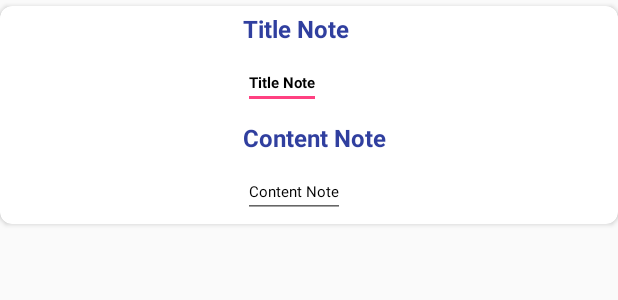
After one commit to afrasilv/CasoBQClienteEvernote, an Android app: the layout edit_note_layout.xml on its own in the app's theme, with its tools: preview values and no code run, on a phone screen of 412 x 824 dp. The commit adds this screen. Shown: the top 300 px of the screen. Run offline under Robolectric (Android 15) with nearby library versions, the phone set to English and light mode, and no system bars.

Commit message:
+ EditNotes.
- NewNotes.
- OCR?

```diff
--- a/app/build.gradle
+++ b/app/build.gradle
@@ -35,7 +35,7 @@ dependencies {
     compile 'com.android.support:appcompat-v7:23.1.1'
     compile 'com.android.support:recyclerview-v7:23.1.1'
     compile 'com.android.support:cardview-v7:23.1.1'
-    compile('com.afollestad.material-dialogs:core:0.8.5.1@aar') {
+    compile('com.afollestad.material-dialogs:core:0.8.5.3@aar') {
         transitive = true
     }
     compile 'com.android.support:design:23.1.1'
--- /dev/null
+++ b/app/src/main/res/layout/edit_note_layout.xml
@@ -0,0 +1,77 @@
+<LinearLayout xmlns:android="http://schemas.android.com/apk/res/android"
+    xmlns:app="http://schemas.android.com/apk/res-auto"
+    android:id="@+id/linearlayout_cards"
+    android:layout_width="match_parent"
+    android:layout_height="match_parent"
+    android:orientation="vertical">
+
+    <android.support.v7.widget.CardView
+        android:id="@+id/card_tel"
+        android:layout_width="match_parent"
+        android:layout_height="wrap_content"
+        android:layout_gravity="center_horizontal"
+        android:layout_marginBottom="4dp"
+        android:layout_marginTop="4dp"
+        android:foreground="?selectableItemBackground"
+        app:cardCornerRadius="8dp">
+
+        <LinearLayout
+            android:layout_width="wrap_content"
+            android:layout_height="match_parent"
+            android:layout_gravity="center"
+            android:gravity="center_vertical"
+            android:orientation="vertical">
+
+            <TextView
+                android:id="@+id/title_note"
+                android:layout_width="wrap_content"
+                android:layout_height="wrap_content"
+                android:layout_gravity="center|left"
+                android:layout_marginBottom="4dp"
+                android:layout_marginLeft="8dp"
+                android:layout_marginTop="4dp"
+                android:text="@string/title_note"
+                android:textColor="@color/colorPrimaryDark"
+                android:textSize="@dimen/normal_size_text"
+                android:textStyle="bold" />
+
+            <EditText
+                android:id="@+id/edit_title_note"
+                android:layout_width="wrap_content"
+                android:layout_height="wrap_content"
+                android:layout_gravity="center|left"
+                android:layout_marginBottom="4dp"
+                android:layout_marginLeft="8dp"
+                android:layout_marginTop="4dp"
+                android:text="@string/title_note"
+                android:textColor="#ff000000"
+                android:textSize="10sp"
+                android:textStyle="bold" />
+
+            <TextView
+                android:id="@+id/content_note"
+                android:layout_width="wrap_content"
+                android:layout_height="wrap_content"
+                android:layout_gravity="center|left"
+                android:layout_marginBottom="4dp"
+                android:layout_marginLeft="8dp"
+                android:layout_marginTop="4dp"
+                android:text="@string/content_note"
+                android:textColor="@color/colorPrimaryDark"
+                android:textSize="@dimen/normal_size_text"
+                android:textStyle="bold" />
+
+            <EditText
+                android:id="@+id/edit_content_note"
+                android:layout_width="wrap_content"
+                android:layout_height="wrap_content"
+                android:layout_gravity="center|left"
+                android:layout_marginBottom="4dp"
+                android:layout_marginLeft="8dp"
+                android:layout_marginTop="4dp"
+                android:text="@string/content_note"
+                android:textColor="#ff000000"
+                android:textSize="10sp" />
+        </LinearLayout>
+    </android.support.v7.widget.CardView>
+</LinearLayout>
--- a/app/src/main/res/values/strings.xml
+++ b/app/src/main/res/values/strings.xml
@@ -7,9 +7,14 @@
     <!-- Strings related to dialogs -->
     <string name="close">Close</string>
     <string name="edit_note">Edit Note</string>
+    <string name="save_changes">Save Changes</string>
 
     <!-- Strings related to menu info -->
     <string name="menu_item_sort_note_title">Sort by title</string>
     <string name="menu_item_sort_note_date">Sort by date</string>
 
+    <!-- Strings related to edit note -->
+    <string name="title_note">Title Note</string>
+    <string name="content_note">Content Note</string>
+
 </resources>
```
Also changed, not shown: app/src/main/java/com/bqclientevernote/afrasilv/adapters/NoteAdapter.java (+90 -29 lines), app/src/main/java/com/bqclientevernote/afrasilv/asyntask/EditNoteAsyntask.java (added, +42 -0 lines).
